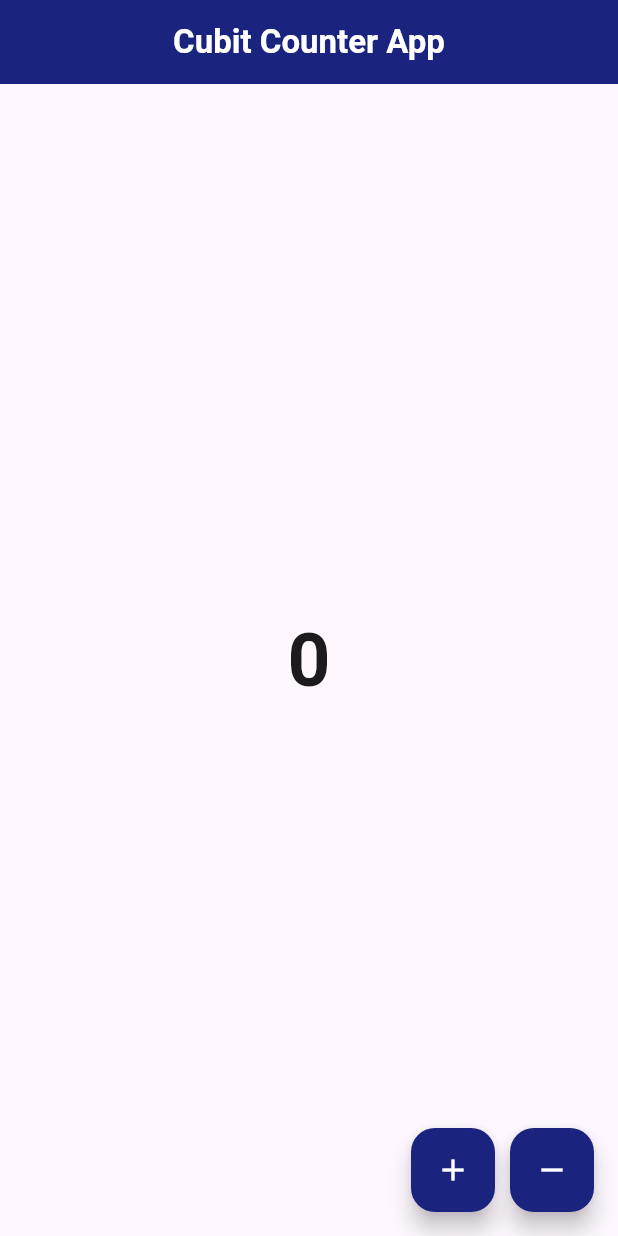
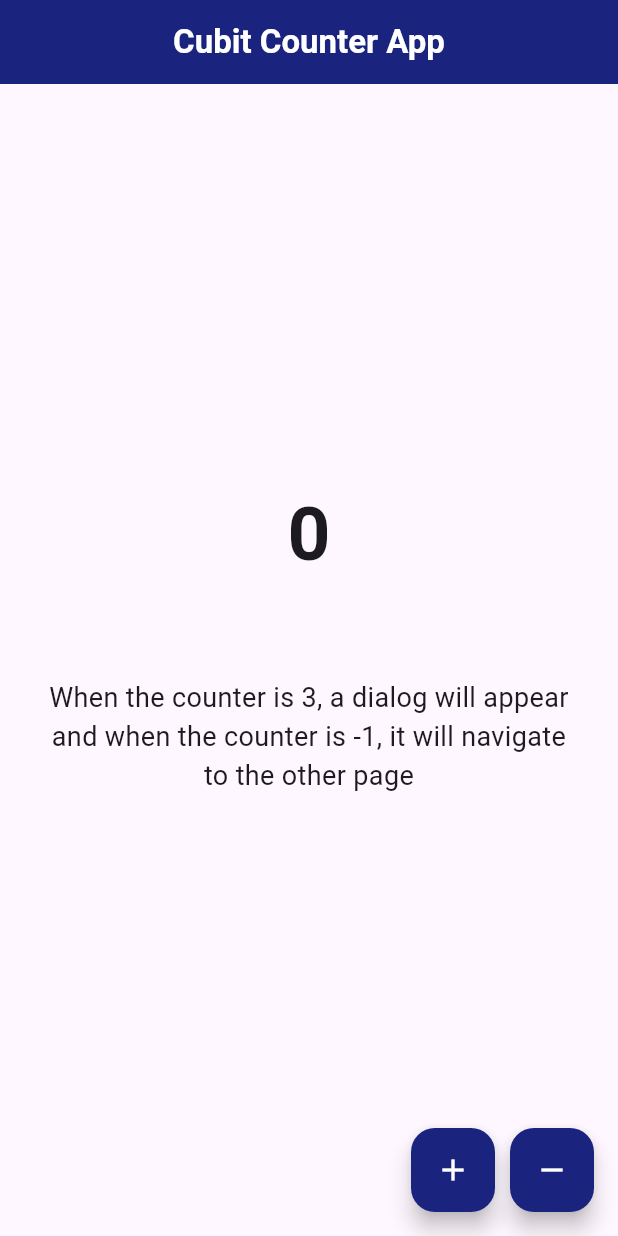
Before and after one commit to seerjo0/cubit_counter, a Flutter app: the screen it shows after launch, on a phone screen of 412 x 824 dp. Run offline on Flutter 3.47's test engine with Material 3 defaults, Android fonts, the light colour scheme and no system bars; our stand-ins replace bloc, flutter_bloc.

Commit message:
BlocConsumer in the main build context and some changes in the UI

```diff
--- a/lib/src/views/home/home-screen.dart
+++ b/lib/src/views/home/home-screen.dart
@@ -8,22 +8,7 @@ class HomeScreen extends StatelessWidget {
 
   @override
   Widget build(BuildContext context) {
-    return Scaffold(
-      appBar: AppBar(
-        title: const Text(
-          'Cubit Counter App',
-          style: TextStyle(color: Colors.white, fontWeight: FontWeight.bold),
-        ),
-        centerTitle: true,
-        backgroundColor: Colors.indigo.shade900,
-      ),
-      body: BlocConsumer<HomeController, HomeState>(
-        listener: (context, state) {
-          if (state.isLoading) {
-            const Center(
-              child: CircularProgressIndicator(),
-            );
-          }
+    return BlocConsumer<HomeController, HomeState>(listener: (context, state) {
       switch (state.counter) {
         case == -1:
           Navigator.pushNamed(context, '/other-page');
@@ -54,18 +39,38 @@ class HomeScreen extends StatelessWidget {
           );
           context.read<HomeController>().reset();
       }
-        },
-        builder: (context, state) {
-          return Center(
-            child: Text(
+    }, builder: (context, state) {
+      return Scaffold(
+        appBar: AppBar(
+          title: const Text(
+            'Cubit Counter App',
+            style: TextStyle(color: Colors.white, fontWeight: FontWeight.bold),
+          ),
+          centerTitle: true,
+          backgroundColor: Colors.indigo.shade900,
+        ),
+        body: Expanded(
+          child: Column(
+            mainAxisAlignment: MainAxisAlignment.center,
+            children: [
+              Text(
                 '${state.counter}',
                 style: const TextStyle(
                   fontSize: 50,
                   fontWeight: FontWeight.bold,
                 ),
               ),
-          );
-        },
+              const SizedBox(height: 30),
+              const Padding(
+                padding: EdgeInsets.all(30),
+                child: Text(
+                  'When the counter is 3, a dialog will appear and when the counter is -1, it will navigate to the other page',
+                  style: TextStyle(fontSize: 18),
+                  textAlign: TextAlign.center,
+                ),
+              )
+            ],
+          ),
         ),
         floatingActionButton: Row(
           mainAxisAlignment: MainAxisAlignment.end,
@@ -92,5 +97,6 @@ class HomeScreen extends StatelessWidget {
           ],
         ),
       );
+    });
   }
 }
```
Also changed, not shown: lib/src/views/home/home-screen-test.dart (added, +102 -0 lines). Lines whose indentation alone changed are shown as unchanged.
